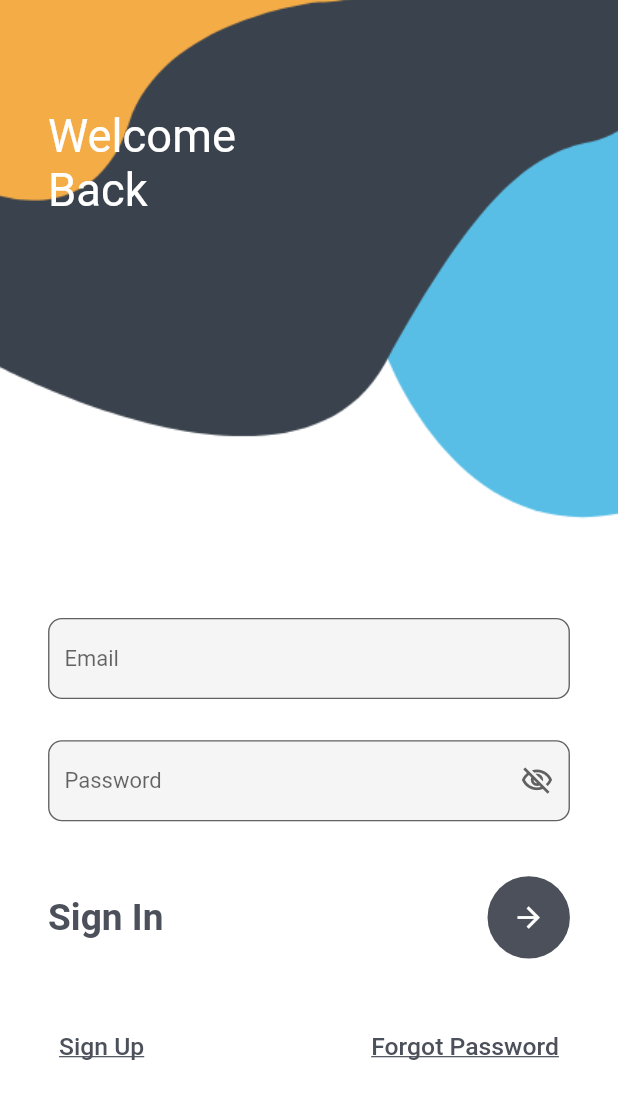
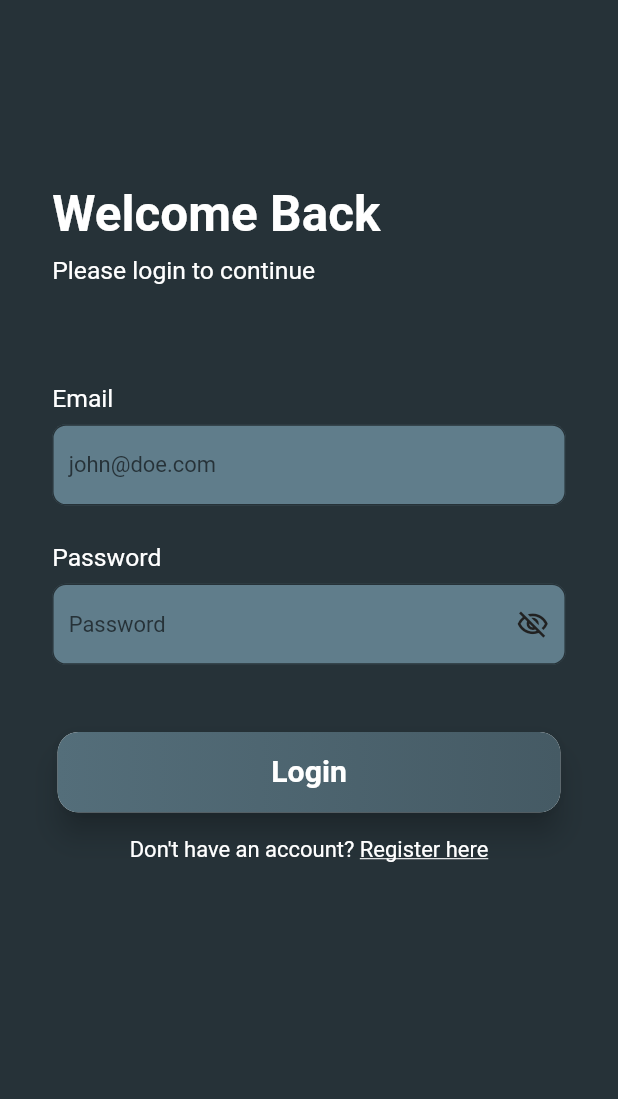
Before and after one commit to EmperorAkashi20/crypto_ticker, a Flutter app: the screen it shows after launch, on a phone screen of 412 x 824 dp. Shown: the top 1099 px of the screen. Run offline on Flutter 3.47's test engine with Material 2 defaults, Android fonts, the phone set to English and light mode, and no system bars; our stand-ins replace cached_network_image, connectivity_plus, get, internet_connection_checker, responsive_framework, syncfusion_flutter_charts.

Commit message:
Login screen changes

```diff
--- a/lib/DeviceManager/text_styles.dart
+++ b/lib/DeviceManager/text_styles.dart
@@ -43,4 +43,18 @@ class TextStyles {
         fontSize: FontSize.s12,
         //fontWeight: FontWeight.w600,
       );
+  static TextStyle get hintTextStyle => TextStyle(
+        color: Colors.blueGrey.shade900,
+        fontSize: FontSize.s16,
+        //fontWeight: FontWeight.w600,
+      );
+  static TextStyle get titleFieldTextStyle => TextStyle(
+        color: Colors.white,
+        fontSize: FontSize.s18,
+      );
+  static TextStyle get loginButtonTextStyle => TextStyle(
+        color: Colors.white,
+        fontSize: FontSize.s22,
+        fontWeight: FontWeight.w600,
+      );
 }
--- a/lib/Views/login_screen.dart
+++ b/lib/Views/login_screen.dart
@@ -1,10 +1,13 @@
 import 'dart:developer';
 
 import 'package:crypto_ticker/Controllers/login_controller.dart';
+import 'package:crypto_ticker/DeviceManager/screen_constants.dart';
 import 'package:flutter/material.dart';
 import 'package:get/get.dart';
 
+import '../Widgets/primary_button.dart';
 import '../Widgets/text_fields.dart';
+import '../Widgets/text_form_field_title.dart';
 
 class LoginScreen extends StatelessWidget {
   const LoginScreen({Key? key}) : super(key: key);
@@ -13,100 +16,107 @@ class LoginScreen extends StatelessWidget {
   Widget build(BuildContext context) {
     final LoginController loginController = Get.put(LoginController());
     double windowHeight = MediaQuery.of(context).size.height;
-    return Container(
-      decoration: const BoxDecoration(
-        image: DecorationImage(
-            image: AssetImage('assets/images/login.png'), fit: BoxFit.cover),
-      ),
+    return GestureDetector(
+      onTap: () {
+        FocusScope.of(context).unfocus();
+      },
       child: Scaffold(
-        backgroundColor: Colors.transparent,
-        body: Stack(children: [
-          Container(
-            padding: const EdgeInsets.only(left: 35, top: 80),
-            child: const Text(
-              "Welcome\nBack",
-              style: TextStyle(color: Colors.white, fontSize: 33),
-            ),
-          ),
-          SingleChildScrollView(
-            child: Container(
-              padding:
-                  EdgeInsets.only(right: 35, left: 35, top: windowHeight * 0.5),
-              child: Column(children: [
-                TextFields(
-                  type: Type.email,
-                  textEditingController: loginController.emailController,
+        resizeToAvoidBottomInset: false,
+        backgroundColor: Colors.blueGrey.shade900,
+        body: SingleChildScrollView(
+          child: Padding(
+            padding: const EdgeInsets.symmetric(horizontal: 38.0),
+            child: ListView(
+              shrinkWrap: true,
+              children: [
+                SizedBox(
+                  height: windowHeight * 0.15,
                 ),
-                const SizedBox(
-                  height: 30,
+                Text(
+                  "Welcome Back",
+                  style: TextStyle(
+                    fontSize: FontSize.s36,
+                    fontWeight: FontWeight.bold,
+                    color: Colors.white,
+                  ),
+                ),
+                SizedBox(
+                  height: windowHeight * 0.01,
+                ),
+                Text(
+                  "Please login to continue",
+                  style: TextStyle(
+                    fontSize: FontSize.s18,
+                    color: Colors.white,
+                  ),
+                ),
+                SizedBox(
+                  height: windowHeight * 0.08,
+                ),
+                const TextFormFieldTitle(
+                  title: "Email",
+                ),
+                SizedBox(
+                  height: windowHeight * 0.01,
                 ),
                 TextFields(
+                  textEditingController: loginController.emailController,
+                  type: Type.email,
+                ),
+                SizedBox(
+                  height: windowHeight * 0.03,
+                ),
+                const TextFormFieldTitle(
+                  title: "Password",
+                ),
+                SizedBox(
+                  height: windowHeight * 0.01,
+                ),
+                TextFields(
+                  textEditingController: loginController.passwordController,
                   type: Type.password,
-                  textEditingController: loginController.passwordController,
                 ),
-                const SizedBox(
-                  height: 40,
+                SizedBox(
+                  height: windowHeight * 0.05,
+                ),
+                PrimaryButton(
+                  windowHeight: windowHeight,
+                  text: 'Login',
+                  onTap: () {
+                    // loginController.onSignInButtonTapped();
+                    log('message');
+                  },
+                ),
+                SizedBox(
+                  height: windowHeight * 0.015,
                 ),
                 Row(
-                  mainAxisAlignment: MainAxisAlignment.spaceBetween,
+                  mainAxisAlignment: MainAxisAlignment.center,
                   children: [
-                    const Text(
-                      'Sign In',
+                    Text(
+                      "Don't have an account? ",
                       style: TextStyle(
-                        color: Color(0xff4c505b),
-                        fontSize: 27,
-                        fontWeight: FontWeight.w700,
+                        color: Colors.white,
+                        fontSize: FontSize.s16,
                       ),
                     ),
-                    CircleAvatar(
-                      radius: 30,
-                      backgroundColor: const Color(0xff4c505b),
-                      child: IconButton(
-                        color: Colors.white,
-                        onPressed: () {
-                          loginController.onSignInButtonTapped();
-                          // log(loginController.emailController.text);
-                        },
-                        icon: const Icon(Icons.arrow_forward),
+                    GestureDetector(
+                      onTap: () {},
+                      child: Text(
+                        'Register here',
+                        style: TextStyle(
+                          color: Colors.white,
+                          decoration: TextDecoration.underline,
+                          fontSize: FontSize.s16,
+                        ),
                       ),
                     ),
                   ],
-                ),
-                const SizedBox(
-                  height: 40,
-                ),
-                Row(
-                    mainAxisAlignment: MainAxisAlignment.spaceBetween,
-                    children: [
-                      TextButton(
-                        onPressed: () {
-                          Navigator.pushNamed(context, 'register');
-                        },
-                        child: const Text(
-                          'Sign Up',
-                          style: TextStyle(
-                            decoration: TextDecoration.underline,
-                            fontSize: 18,
-                            color: Color(0xff4c505b),
-                          ),
-                        ),
-                      ),
-                      TextButton(
-                        onPressed: () {},
-                        child: const Text(
-                          'Forgot Password',
-                          style: TextStyle(
-                            decoration: TextDecoration.underline,
-                            fontSize: 18,
-                            color: Color(0xff4c505b),
-                          ),
-                        ),
-                      ),
-                    ]),
-              ]),
+                )
+              ],
             ),
           ),
-        ]),
+        ),
       ),
     );
   }
--- /dev/null
+++ b/lib/Widgets/primary_button.dart
@@ -0,0 +1,51 @@
+import 'package:flutter/material.dart';
+
+import '../DeviceManager/text_styles.dart';
+
+class PrimaryButton extends StatelessWidget {
+  final double windowHeight;
+  final String text;
+  final Function onTap;
+
+  const PrimaryButton(
+      {Key? key,
+      required this.windowHeight,
+      required this.text,
+      required this.onTap})
+      : super(key: key);
+
+  @override
+  Widget build(BuildContext context) {
+    return GestureDetector(
+      onTap: () {
+        onTap();
+      },
+      child: Card(
+        shape: RoundedRectangleBorder(
+          borderRadius: BorderRadius.circular(15),
+        ),
+        elevation: 8,
+        child: Container(
+          height: windowHeight * 0.065,
+          decoration: BoxDecoration(
+            borderRadius: BorderRadius.circular(15),
+            gradient: LinearGradient(
+              begin: Alignment.centerLeft,
+              end: Alignment.centerRight,
+              colors: [
+                Colors.blueGrey.shade600,
+                Colors.blueGrey.shade700,
+              ],
+            ),
+          ),
+          child: Center(
+            child: Text(
+              text,
+              style: TextStyles.loginButtonTextStyle,
+            ),
+          ),
+        ),
+      ),
+    );
+  }
+}
--- a/lib/Widgets/text_fields.dart
+++ b/lib/Widgets/text_fields.dart
@@ -113,9 +113,10 @@ class _TextFieldsState extends State<TextFields> {
             validator: validateEmail,
             autovalidateMode: AutovalidateMode.onUserInteraction,
             decoration: InputDecoration(
-              fillColor: Colors.grey.shade100,
+              fillColor: Colors.blueGrey,
               filled: true,
-              hintText: 'Email',
+              hintText: 'john@doe.com',
+              hintStyle: TextStyles.hintTextStyle,
               border: OutlineInputBorder(
                 borderRadius: BorderRadius.circular(10),
               ),
@@ -135,9 +136,10 @@ class _TextFieldsState extends State<TextFields> {
             autovalidateMode: AutovalidateMode.onUserInteraction,
             decoration: InputDecoration(
               errorMaxLines: 2,
-              fillColor: Colors.grey.shade100,
+              fillColor: Colors.blueGrey,
               filled: true,
               hintText: 'Password',
+              hintStyle: TextStyles.hintTextStyle,
               border: OutlineInputBorder(
                 borderRadius: BorderRadius.circular(10),
               ),
@@ -149,7 +151,7 @@ class _TextFieldsState extends State<TextFields> {
                           .visibility_off_outlined //If the indicator is true, then the icon is the eye closed icon
                       : Icons.visibility_outlined,
                   //If the indicator is false, then the icon is the eye open icon
-                  color: Colors.grey.shade700,
+                  color: Colors.grey.shade900,
                 ),
                 onPressed: () {
                   setState(() {
--- /dev/null
+++ b/lib/Widgets/text_form_field_title.dart
@@ -0,0 +1,20 @@
+import 'package:flutter/material.dart';
+
+import '../DeviceManager/text_styles.dart';
+
+class TextFormFieldTitle extends StatelessWidget {
+  final String title;
+
+  const TextFormFieldTitle({
+    Key? key,
+    required this.title,
+  }) : super(key: key);
+
+  @override
+  Widget build(BuildContext context) {
+    return Text(
+      title,
+      style: TextStyles.titleFieldTextStyle,
+    );
+  }
+}
```
